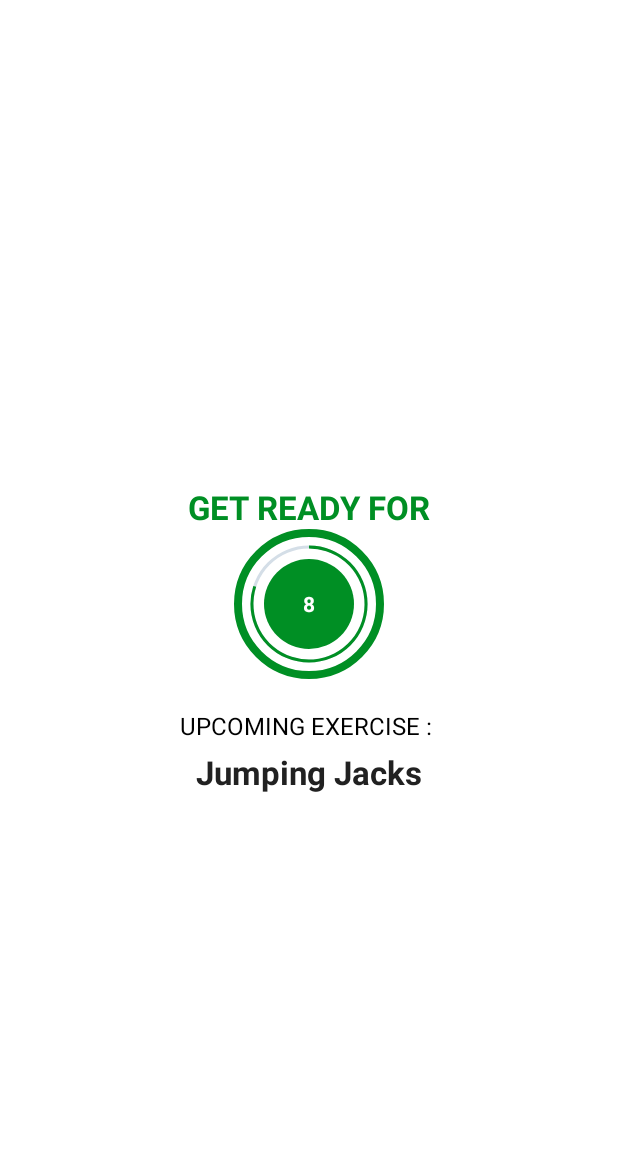
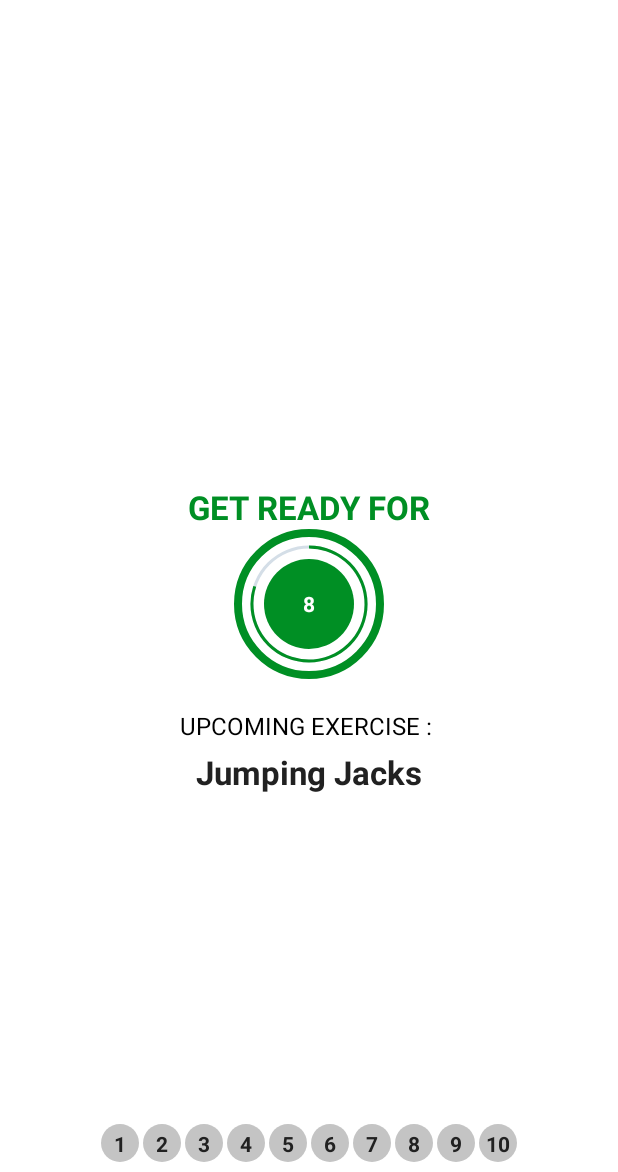
Before and after one commit to savanj09/7MinutesWorkout, an Android app: the ExerciseActivity screen opened directly, with no data from a screen before it, on a phone screen of 412 x 824 dp, the part 64-1236 px from its top. Run offline under Robolectric (Android 15) with nearby library versions, the phone set to English and light mode, and no system bars.

Commit message:
Displaying in the bottom at which exercise we currently are

```diff
--- /dev/null
+++ b/app/src/main/java/com/minutesworkout/ExcersieStatusAdapter.kt
@@ -0,0 +1,52 @@
+package com.minutesworkout
+
+import android.graphics.Color
+import android.view.LayoutInflater
+import android.view.ViewGroup
+import androidx.core.content.ContextCompat
+import androidx.recyclerview.widget.RecyclerView
+import com.minutesworkout.databinding.ItemExerciseStatusBinding
+
+class ExerciseStatusAdapter(val items: ArrayList<ExerciseModel>):
+      RecyclerView.Adapter<ExerciseStatusAdapter.ViewHolder>()
+{
+          class ViewHolder(binding: ItemExerciseStatusBinding):RecyclerView.ViewHolder(binding.root){
+              val tvItem = binding.tvItem
+          }
+
+    override fun onCreateViewHolder(parent: ViewGroup, viewType: Int): ViewHolder {
+        return ViewHolder(ItemExerciseStatusBinding.inflate(LayoutInflater.from(parent.context),parent,false))
+    }
+
+    override fun getItemCount(): Int {
+        return items.size
+    }
+
+    override fun onBindViewHolder(holder: ViewHolder, position: Int) {
+       val model: ExerciseModel = items[position]
+        holder.tvItem.text = model.getId().toString()
+
+        when {
+            model.getIsSelected() ->{
+                holder.tvItem.background =
+                    ContextCompat.getDrawable(holder.itemView.context,
+                        R.drawable.item_circular_thin_color_accent_border)
+                holder.tvItem.setTextColor(Color.parseColor("#212121"))
+
+            }
+            model.getIsCompleted() ->{
+                holder.tvItem.background =
+                    ContextCompat.getDrawable(holder.itemView.context,
+                        R.drawable.item_circular_color_accent_background)
+                holder.tvItem.setTextColor(Color.parseColor("#FFFFFF"))
+            }
+            else -> {
+                ContextCompat.getDrawable(holder.itemView.context,
+                    R.drawable.item_circular_color_gray_background)
+                holder.tvItem.setTextColor(Color.parseColor("#212121"))
+            }
+        }
+    }
+
+
+}
--- a/app/src/main/java/com/minutesworkout/ExerciseActivity.kt
+++ b/app/src/main/java/com/minutesworkout/ExerciseActivity.kt
@@ -12,6 +12,7 @@ import androidx.activity.enableEdgeToEdge
 import androidx.appcompat.app.AppCompatActivity
 import androidx.core.view.ViewCompat
 import androidx.core.view.WindowInsetsCompat
+import androidx.recyclerview.widget.LinearLayoutManager
 import androidx.transition.Visibility
 import com.minutesworkout.databinding.ActivityExerciseBinding
 import java.util.Locale
@@ -32,6 +33,8 @@ class ExerciseActivity : AppCompatActivity(), TextToSpeech.OnInitListener {
 
     private var player:MediaPlayer? =null
 
+    private var exerciseAdapter: ExerciseStatusAdapter? = null
+
 
     override fun onCreate(savedInstanceState: Bundle?) {
         super.onCreate(savedInstanceState)
@@ -50,9 +53,17 @@ class ExerciseActivity : AppCompatActivity(), TextToSpeech.OnInitListener {
         }
 
         setUpRestView()
+        setupExerciseStatusRecyclerView()
 
        // setContentView(R.layout.activity_exercise)
 
+    }
+
+    private fun setupExerciseStatusRecyclerView(){
+        binding?.rvExcerciseStatus?.layoutManager =
+            LinearLayoutManager(this,LinearLayoutManager.HORIZONTAL,false)
+           exerciseAdapter =ExerciseStatusAdapter(exerciseList!!)
+        binding?.rvExcerciseStatus?.adapter = exerciseAdapter
     }
     private fun setUpRestView(){
         try {
@@ -112,6 +123,9 @@ class ExerciseActivity : AppCompatActivity(), TextToSpeech.OnInitListener {
 
             override fun onFinish() {
                 currentExercisePosition++
+
+                exerciseList!![currentExercisePosition].setIsSelected(true)
+                exerciseAdapter!!.notifyDataSetChanged()
                 setUpExerciseView()
             }
 
@@ -129,6 +143,9 @@ class ExerciseActivity : AppCompatActivity(), TextToSpeech.OnInitListener {
             }
 
             override fun onFinish() {
+                exerciseList!![currentExercisePosition].setIsSelected(false)
+                exerciseList!![currentExercisePosition].setIsCompleted(true)
+                exerciseAdapter!!.notifyDataSetChanged()
                 if (currentExercisePosition<exerciseList?.size!!-1){
                     setUpRestView()
                 }
--- /dev/null
+++ b/app/src/main/res/drawable/item_circular_color_gray_background.xml
@@ -0,0 +1,7 @@
+<?xml version="1.0" encoding="utf-8"?>
+<shape xmlns:android="http://schemas.android.com/apk/res/android"
+    android:shape="oval">
+
+    <solid android:color="#C4C4C4"/>
+
+</shape>
--- /dev/null
+++ b/app/src/main/res/drawable/item_circular_thin_color_accent_border.xml
@@ -0,0 +1,9 @@
+<?xml version="1.0" encoding="utf-8"?>
+<shape xmlns:android="http://schemas.android.com/apk/res/android"
+    android:shape="oval">
+    <stroke android:width="1dp"
+        android:color="@color/colorAccent"/>
+
+    <solid android:color="@color/white"/>
+
+</shape>
--- a/app/src/main/res/layout/activity_exercise.xml
+++ b/app/src/main/res/layout/activity_exercise.xml
@@ -127,7 +127,6 @@
         android:visibility="gone"
         tools:visibility="visible"
         android:background="@drawable/item_circular_color_accent_border"
-        app:layout_constraintBottom_toBottomOf="parent"
         app:layout_constraintEnd_toEndOf="parent"
         app:layout_constraintStart_toStartOf="parent"
         app:layout_constraintTop_toBottomOf="@+id/tvExerciseName">
@@ -164,5 +163,15 @@
 
     </FrameLayout>
 
+    <androidx.recyclerview.widget.RecyclerView
+        android:id="@+id/rvExcerciseStatus"
+        android:layout_width="wrap_content"
+        android:layout_height="wrap_content"
+        app:layout_constraintEnd_toEndOf="parent"
+        app:layout_constraintStart_toStartOf="parent"
+        app:layout_constraintTop_toBottomOf="@id/flExerciseView"
+        app:layout_constraintBottom_toBottomOf="parent"
+        android:layout_margin="5dp"/>
+
 
 </androidx.constraintlayout.widget.ConstraintLayout>
--- /dev/null
+++ b/app/src/main/res/layout/item_exercise_status.xml
@@ -0,0 +1,16 @@
+<?xml version="1.0" encoding="utf-8"?>
+<TextView xmlns:android="http://schemas.android.com/apk/res/android"
+    xmlns:tools="http://schemas.android.com/tools"
+    android:id="@+id/tv_item"
+    android:layout_width="25dp"
+    android:layout_height="25dp"
+    android:layout_margin="1dp"
+    android:background="@drawable/item_circular_color_gray_background"
+    android:gravity="center"
+    android:padding="3dp"
+    android:textColor="#212121"
+    android:textSize="14sp"
+    android:textStyle="bold"
+    android:text="1">
+
+</TextView>
```
